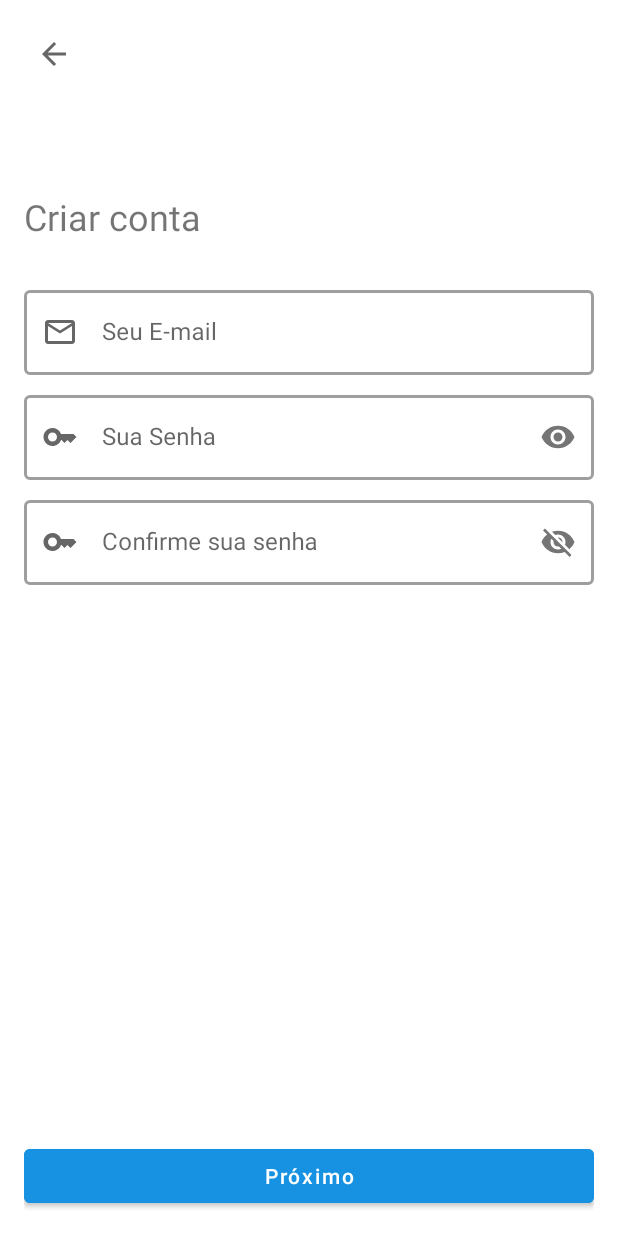
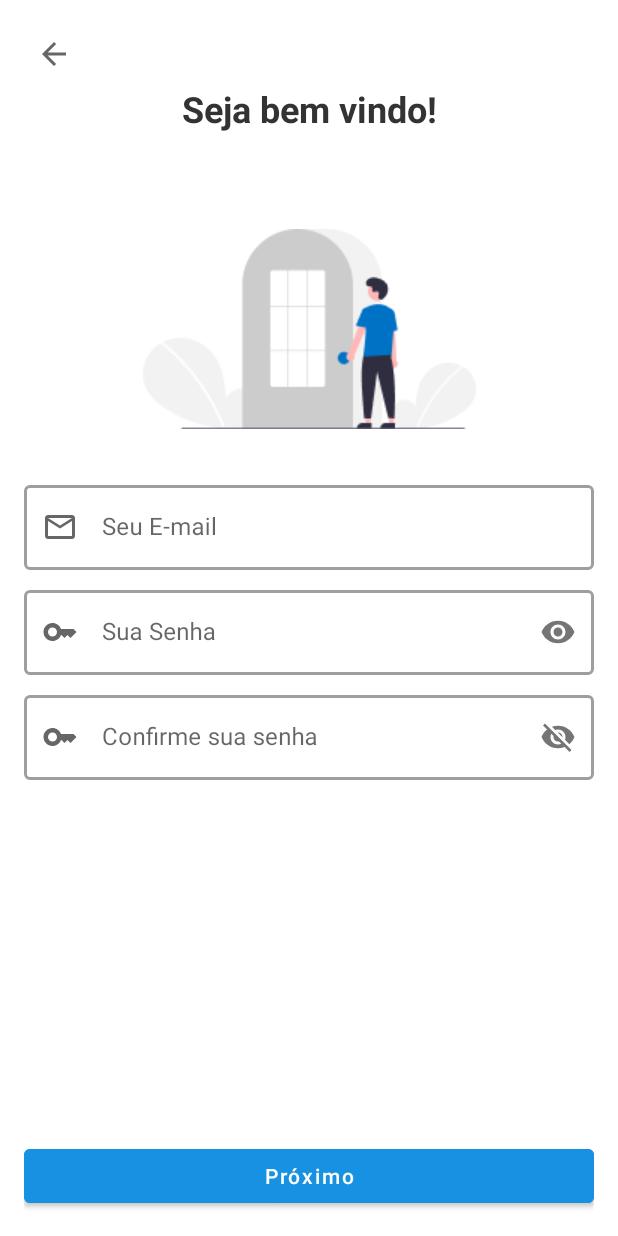
Before and after one commit to jwlds/TeethKids, an Android app: the screen it shows after launch (AuthenticateActivity), after a tap on "Cadastre-se", on a phone screen of 412 x 824 dp. Run offline under Robolectric (Android 15) with nearby library versions, the phone set to English and light mode, and no system bars; our stand-ins replace CircleImageView, Firebase (no records; nobody signed in at launch, a user with empty details on screens opened directly); libraries missing offline, so code that uses them is left out: com.google.maps.model; pictures from the network do not load; 3 other taps on this screen came first.

Commit message:
Update: create account fragment interface change

```diff
--- a/app/src/main/res/layout/fragment_email_password.xml
+++ b/app/src/main/res/layout/fragment_email_password.xml
@@ -16,23 +16,35 @@
             android:id="@+id/labelTitle"
             android:layout_width="0dp"
             android:layout_height="wrap_content"
-            android:layout_marginTop="72dp"
             android:text="@string/string_login_page_title"
+            android:textStyle="bold"
+            android:textAlignment="center"
+            android:textColor="#333333"
             android:textSize="24sp"
             app:layout_constraintEnd_toEndOf="parent"
             app:layout_constraintStart_toStartOf="parent"
             app:layout_constraintTop_toTopOf="parent" />
+
+        <ImageView
+            android:id="@+id/imageView"
+            android:layout_marginTop="64dp"
+            android:layout_width="wrap_content"
+            android:layout_height="wrap_content"
+            android:src="@drawable/create_account"
+            app:layout_constraintEnd_toEndOf="parent"
+            app:layout_constraintStart_toStartOf="parent"
+            app:layout_constraintTop_toBottomOf="@+id/labelTitle" />
 
         <com.google.android.material.textfield.TextInputLayout
             android:id="@+id/inputEmailLayout"
             style="@style/Widget.MaterialComponents.TextInputLayout.OutlinedBox"
             android:layout_width="match_parent"
             android:layout_height="wrap_content"
-            android:layout_marginTop="60dp"
             app:boxStrokeWidth="2dp"
+            android:layout_marginTop="32dp"
             app:layout_constraintEnd_toEndOf="@id/labelTitle"
             app:layout_constraintStart_toStartOf="@id/labelTitle"
-            app:layout_constraintTop_toTopOf="@id/labelTitle"
+            app:layout_constraintTop_toBottomOf="@+id/imageView"
             app:startIconDrawable="@drawable/outline_email_24">
 
             <com.google.android.material.textfield.TextInputEditText
--- a/app/src/main/res/values/strings.xml
+++ b/app/src/main/res/values/strings.xml
@@ -75,7 +75,7 @@
 
     <!-- TODO: Strings para titulos -->
     <string name="string_education_register_page_title">Acadêmico</string>
-    <string name="string_login_page_title">Criar conta</string>
+    <string name="string_login_page_title">Seja bem vindo!</string>
     <string name="string_help_page_title">Sobre o App</string>
     <string name="string_address_register_page_title">Você esta quase lá!</string>
     <string name="string_personal_informations_page_title">Quem é você?</string>
```
Also changed, not shown: app/src/main/res/drawable/create_account.png (added).
